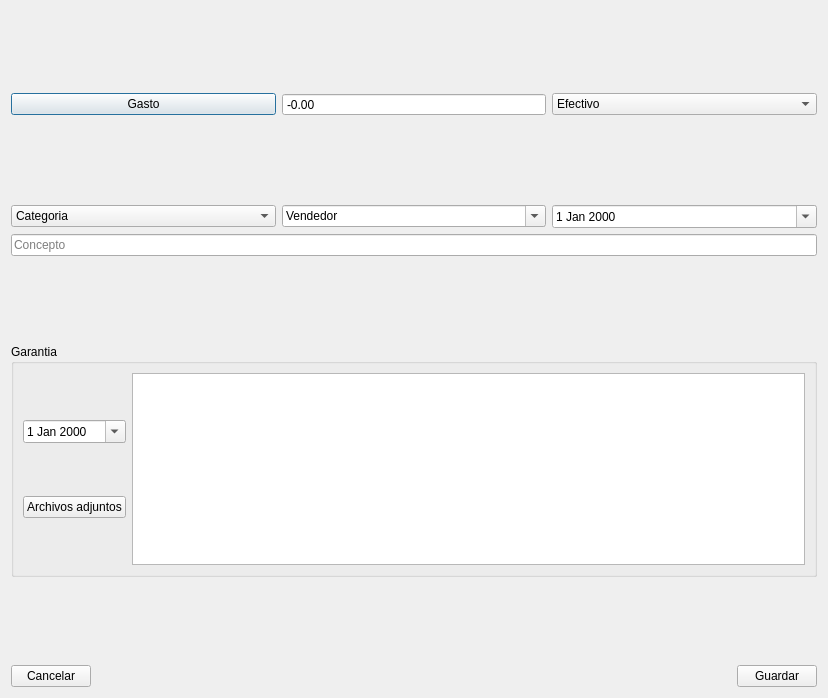
Before: the Qt Designer form ui/apuntes.ui in eboladev/moneydero, drawn with Qt 5.
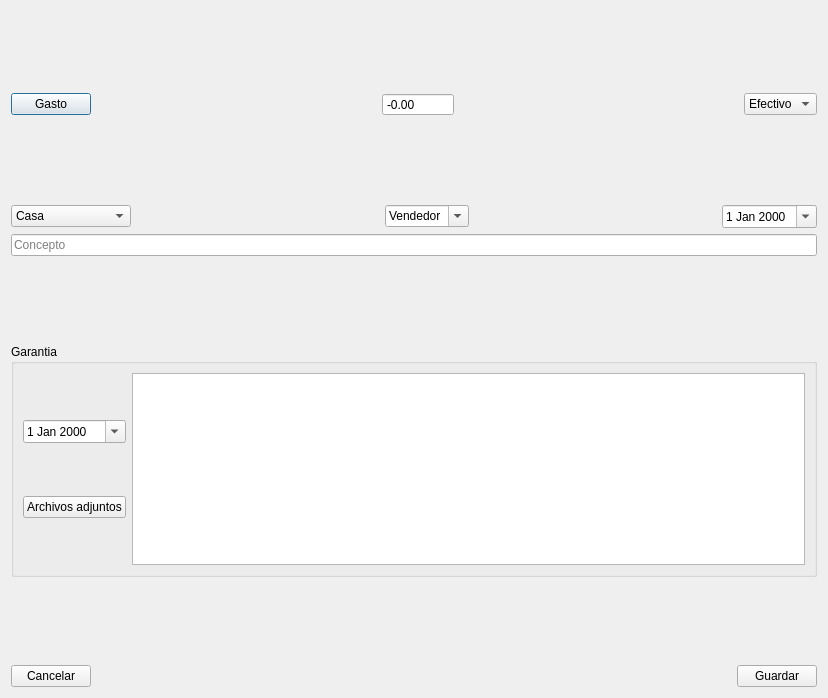
After: the same form once the commit is applied.

Commit message: Podemos añadir categorias en la pantalla de apuntes

The edit to the form file:
```diff
--- a/ui/apuntes.ui
+++ b/ui/apuntes.ui
@@ -36,6 +36,19 @@
        </property>
       </widget>
      </item>
+     <item>
+      <spacer name="horizontalSpacer_2">
+       <property name="orientation">
+        <enum>Qt::Horizontal</enum>
+       </property>
+       <property name="sizeHint" stdset="0">
+        <size>
+         <width>40</width>
+         <height>20</height>
+        </size>
+       </property>
+      </spacer>
+     </item>
      <item>
       <widget class="QDoubleSpinBox" name="doubleSpinBox">
        <property name="wrapping">
@@ -61,6 +74,19 @@
        </property>
       </widget>
      </item>
+     <item>
+      <spacer name="horizontalSpacer_3">
+       <property name="orientation">
+        <enum>Qt::Horizontal</enum>
+       </property>
+       <property name="sizeHint" stdset="0">
+        <size>
+         <width>40</width>
+         <height>20</height>
+        </size>
+       </property>
+      </spacer>
+     </item>
      <item>
       <widget class="QComboBox" name="comboBox_cuenta">
        <item>
@@ -94,11 +120,29 @@
        </property>
        <item>
         <property name="text">
-         <string>Categoria</string>
+         <string>Casa</string>
+        </property>
+       </item>
+       <item>
+        <property name="text">
+         <string>Añadir categoria</string>
         </property>
        </item>
       </widget>
      </item>
+     <item>
+      <spacer name="horizontalSpacer_4">
+       <property name="orientation">
+        <enum>Qt::Horizontal</enum>
+       </property>
+       <property name="sizeHint" stdset="0">
+        <size>
+         <width>40</width>
+         <height>20</height>
+        </size>
+       </property>
+      </spacer>
+     </item>
      <item>
       <widget class="QComboBox" name="comboBox_vendedor">
        <property name="editable">
@@ -111,6 +155,19 @@
        </item>
       </widget>
      </item>
+     <item>
+      <spacer name="horizontalSpacer_5">
+       <property name="orientation">
+        <enum>Qt::Horizontal</enum>
+       </property>
+       <property name="sizeHint" stdset="0">
+        <size>
+         <width>40</width>
+         <height>20</height>
+        </size>
+       </property>
+      </spacer>
+     </item>
      <item>
       <widget class="QDateEdit" name="dateEdit_fecha">
        <property name="calendarPopup">
```
The commit also changes 4 other files.
